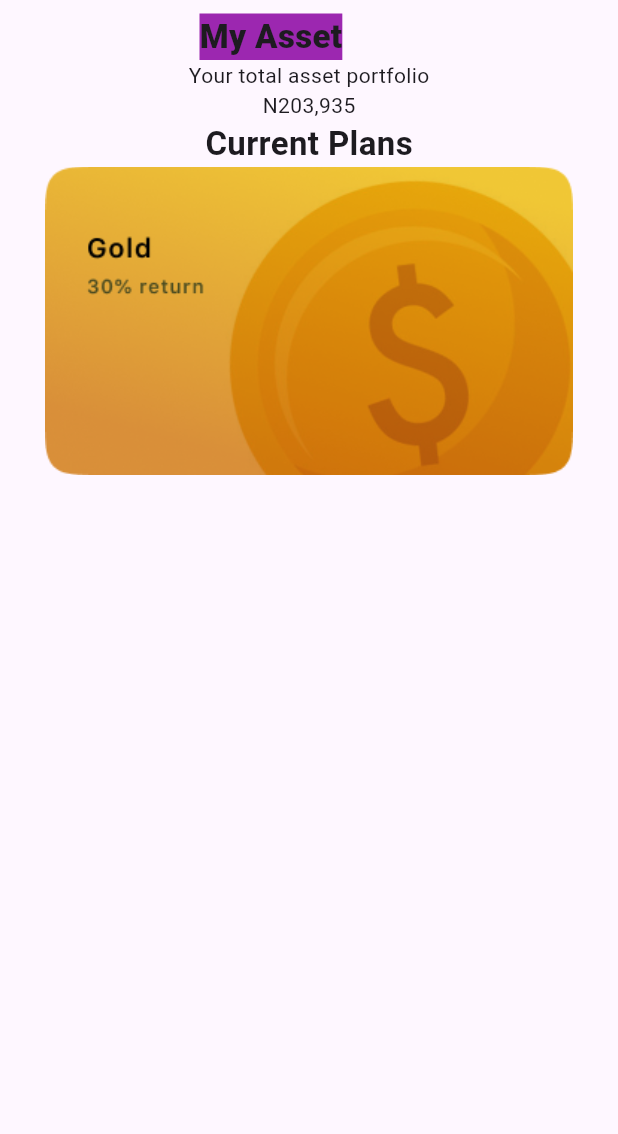
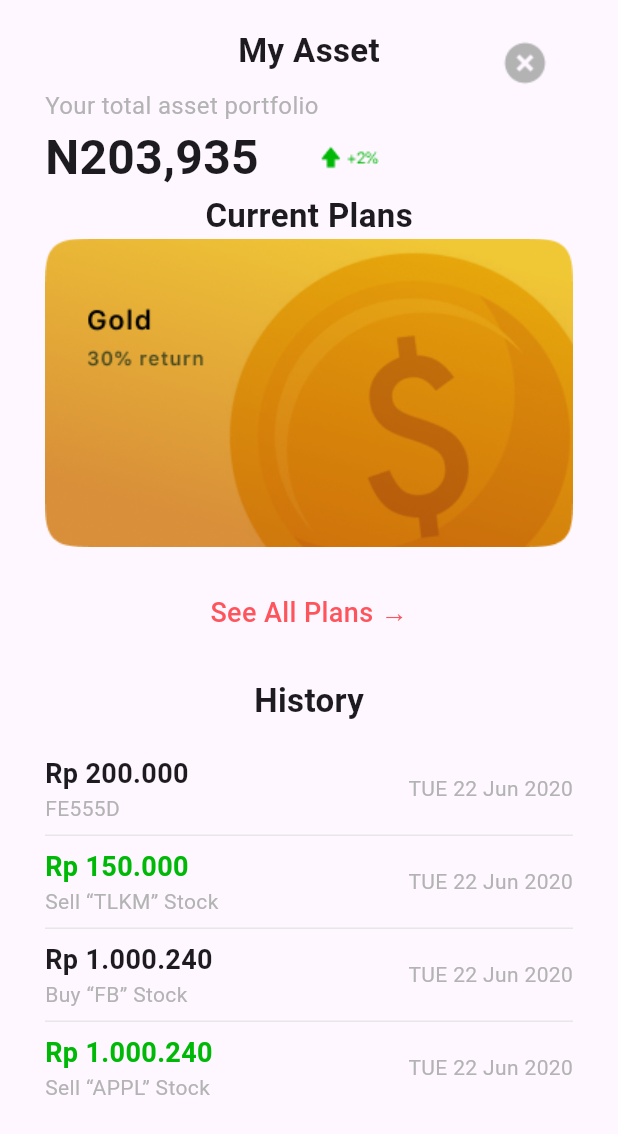
Before and after one commit to nevgauker/invest_app, a Flutter app: the AssetPage screen opened directly, on a phone screen of 412 x 824 dp. Shown: the top 1134 px of the screen. Run offline on Flutter 3.47's test engine with Material 3 defaults, Android fonts, the phone set to English and light mode, and no system bars; missing offline and left inert: dart:ffi.

Commit message:
finished asset screen

```diff
--- a/lib/pages/asset_page.dart
+++ b/lib/pages/asset_page.dart
@@ -1,13 +1,10 @@
-import 'package:flutter/cupertino.dart';
 import 'package:flutter/material.dart';
-import 'package:flutter/widgets.dart';
 
 class AssetPage extends StatelessWidget {
   const AssetPage({super.key});
 
   @override
   Widget build(BuildContext context) {
-    double width = MediaQuery.of(context).size.width / 4;
 
     return Scaffold(
       body: Padding(
@@ -17,36 +14,128 @@ class AssetPage extends StatelessWidget {
         child: SafeArea(
           child: Column(
             children: [
-              SizedBox(
+              const SizedBox(
                 height: 9,
               ),
-              Row(
+              Stack(
                 children: [
-                  SizedBox(
-                    width: width,
-                  ),
-                  Container(
-                    child: Container(
-                      color: Colors.purple,
-                      child: Text(
-                        "My Asset",
-                        style: TextStyle(
-                            fontSize: 22, fontWeight: FontWeight.w800),
-                      ),
+                   const SizedBox(
+                    width: double.infinity,height: 50,
+                    child: Row(
+                      mainAxisAlignment: MainAxisAlignment.center,
+                      children: [
+                         Text(
+                          "My Asset",
+                          style: TextStyle(
+                              fontSize: 22, fontWeight: FontWeight.w700),
+                        ),
+                      ],
                     ),
                   ),
+                Positioned(
+                    top: 9,right: 0,
+
+                  child: TextButton(onPressed: (){Navigator.of(context).pop();}, child: Image.asset("assets/images/close.png"))),
+
                 ],
               ),
-              Text("Your total asset portfolio"),
-              Text("N203,935"),
-              Text(
+              const Row(
+                children: [
+                  Text("Your total asset portfolio",textAlign: TextAlign.left,style: TextStyle(fontSize: 16,color: Color(0xFFB3B3B3)),),
+                ],
+              ),
+              Row(
+                crossAxisAlignment: CrossAxisAlignment.center,
+                children: [
+                  const Text("N203,935",style: TextStyle(fontSize: 32,fontWeight: FontWeight.w600),),
+                  const SizedBox(width: 40,),
+                  Image.asset("assets/images/value.png",width: 40,height: 16,)
+                ],
+              ),
+              const Text(
                 "Current Plans",
                 style: TextStyle(
                   fontSize: 22,
                   fontWeight: FontWeight.bold,
                 ),
               ),
-              Image.asset("assets/images/asset.png")
+              Image.asset("assets/images/asset.png"),
+              const Padding(
+                padding:  EdgeInsets.only(top:30),
+                child: Text("See All Plans →",style: TextStyle(color: Color(0xFFFE555D),fontSize: 18,fontWeight: FontWeight.w500),),
+              ),
+              const Padding(
+                padding:  EdgeInsets.only(bottom: 20,top: 30),
+                child: Text("History",style: TextStyle(fontSize: 22,fontWeight: FontWeight.w700),),
+              ),
+              const Row(mainAxisAlignment: MainAxisAlignment.spaceBetween,children: [
+                Column(
+                  crossAxisAlignment: CrossAxisAlignment.start,
+                  children: [
+                  Text("Rp 200.000",style: TextStyle(fontSize: 18,fontWeight: FontWeight.bold),),
+                  Text("FE555D",style: TextStyle(fontSize: 14,color: Color(0xFFB3B3B3)),)
+
+                  ]
+
+                ,),
+
+                Text("TUE 22 Jun 2020",style: TextStyle(fontSize: 14,color: Color(0xFFB3B3B3)),)
+
+
+              ],
+              )
+              ,const Divider(color: Color(0xFFE7E7E7),),
+               const  Row(mainAxisAlignment: MainAxisAlignment.spaceBetween,children: [
+                Column(
+                  crossAxisAlignment: CrossAxisAlignment.start,
+                  children: [
+                  Text("Rp 150.000",style: TextStyle(fontSize: 18,fontWeight: FontWeight.bold,color: Color(0xFF00B907)),),
+                  Text("Sell “TLKM” Stock",style: TextStyle(fontSize: 14,color: Color(0xFFB3B3B3)),)
+
+                  ]
+
+                ,),
+
+                Text("TUE 22 Jun 2020",style: TextStyle(fontSize: 14,color: Color(0xFFB3B3B3)),)
+
+              ],
+              )
+              ,const Divider(color: Color(0xFFE7E7E7),),
+
+               const Row(mainAxisAlignment: MainAxisAlignment.spaceBetween,children: [
+                Column(
+                  crossAxisAlignment: CrossAxisAlignment.start,
+                  children: [
+                  Text("Rp 1.000.240",style: TextStyle(fontSize: 18,fontWeight: FontWeight.bold),),
+                  Text("Buy “FB” Stock",style: TextStyle(fontSize: 14,color: Color(0xFFB3B3B3)),)
+
+                  ]
+
+                ,),
+
+                Text("TUE 22 Jun 2020",style: TextStyle(fontSize: 14,color: Color(0xFFB3B3B3)),)
+
+
+              ],
+              )
+              ,const Divider(color: Color(0xFFE7E7E7),),
+               const  Row(mainAxisAlignment: MainAxisAlignment.spaceBetween,children:  [
+                 Column(
+                  crossAxisAlignment: CrossAxisAlignment.start,
+                  children: [
+                  Text("Rp 1.000.240",style: TextStyle(fontSize: 18,fontWeight: FontWeight.bold,color: Color(0xFF00B907)),),
+                  Text("Sell “APPL” Stock",style: TextStyle(fontSize: 14,color: Color(0xFFB3B3B3)),)
+
+                  ]
+
+                ,),
+
+                Text("TUE 22 Jun 2020",style: TextStyle(fontSize: 14,color: Color(0xFFB3B3B3)),)
+
+              ],
+              )
+
+
             ],
           ),
         ),
```
Also changed, not shown: assets/images/close.png (added), assets/images/value.png (added).
